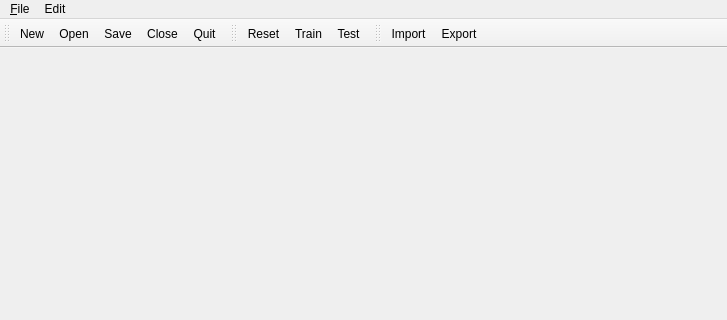
Old version of the form profit/widgets/ui_breadfan_main.ui in the repository hpsilva/profitpy; both pictures show x 0 to 727 and y 0 to 320 of the 727 by 600 pixel window.
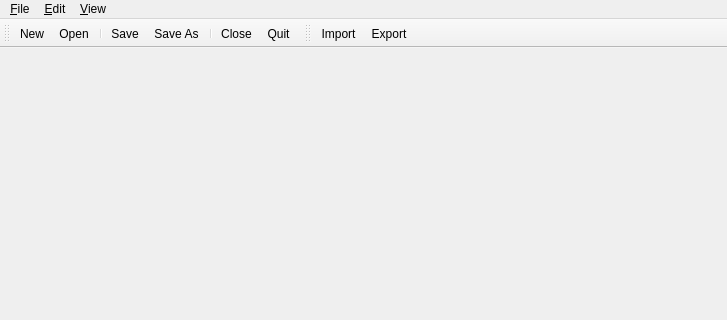
New version of the form. Icons and pictures are not drawn.

Commit message: Initial add of collector display.  Work in progress on breadfan tool.

Diff of the .ui file:
```diff
--- a/profit/widgets/ui_breadfan_main.ui
+++ b/profit/widgets/ui_breadfan_main.ui
@@ -28,7 +28,7 @@
      <x>0</x>
      <y>0</y>
      <width>727</width>
-     <height>19</height>
+     <height>29</height>
     </rect>
    </property>
    <widget class="QMenu" name="menuFile" >
@@ -48,14 +48,27 @@
    </widget>
    <widget class="QMenu" name="menuEdit" >
     <property name="title" >
-     <string>Edit</string>
+     <string>&amp;Edit</string>
     </property>
-    <addaction name="actionReset" />
-    <addaction name="actionTrain" />
-    <addaction name="actionTest" />
+    <addaction name="actionImport" />
+    <addaction name="actionExport" />
+   </widget>
+   <widget class="QMenu" name="menuView" >
+    <property name="title" >
+     <string>&amp;View</string>
+    </property>
+    <widget class="QMenu" name="menuToolbars" >
+     <property name="title" >
+      <string>Toolbars</string>
+     </property>
+     <addaction name="separator" />
+    </widget>
+    <addaction name="actionStatusBar" />
+    <addaction name="menuToolbars" />
    </widget>
    <addaction name="menuFile" />
    <addaction name="menuEdit" />
+   <addaction name="menuView" />
   </widget>
   <widget class="QStatusBar" name="statusbar" >
    <property name="geometry" >
@@ -71,9 +84,9 @@
    <property name="geometry" >
     <rect>
      <x>0</x>
-     <y>19</y>
-     <width>196</width>
-     <height>34</height>
+     <y>29</y>
+     <width>231</width>
+     <height>39</height>
     </rect>
    </property>
    <property name="windowTitle" >
@@ -87,39 +100,20 @@
    </attribute>
    <addaction name="actionNew" />
    <addaction name="actionOpen" />
+   <addaction name="separator" />
    <addaction name="actionSave" />
+   <addaction name="actionSaveAs" />
+   <addaction name="separator" />
    <addaction name="actionClose" />
    <addaction name="actionQuit" />
   </widget>
-  <widget class="QToolBar" name="toolBar_2" >
-   <property name="geometry" >
-    <rect>
-     <x>196</x>
-     <y>19</y>
-     <width>124</width>
-     <height>34</height>
-    </rect>
-   </property>
-   <property name="windowTitle" >
-    <string>toolBar_2</string>
-   </property>
-   <attribute name="toolBarArea" >
-    <enum>TopToolBarArea</enum>
-   </attribute>
-   <attribute name="toolBarBreak" >
-    <bool>false</bool>
-   </attribute>
-   <addaction name="actionReset" />
-   <addaction name="actionTrain" />
-   <addaction name="actionTest" />
-  </widget>
   <widget class="QToolBar" name="networkToolBar" >
    <property name="geometry" >
     <rect>
-     <x>320</x>
-     <y>19</y>
-     <width>407</width>
-     <height>34</height>
+     <x>231</x>
+     <y>29</y>
+     <width>496</width>
+     <height>39</height>
     </rect>
    </property>
    <property name="windowTitle" >
@@ -210,6 +204,15 @@
    <property name="text" >
     <string>Import</string>
    </property>
+   <property name="iconText" >
+    <string>Import</string>
+   </property>
+   <property name="toolTip" >
+    <string>Import neural network</string>
+   </property>
+   <property name="statusTip" >
+    <string>Import neural network</string>
+   </property>
    <property name="shortcut" >
     <string>Ctrl+I</string>
    </property>
```
Left out of the diff: 79 changed lines with no effect on the pictures. The commit also changes 15 other files.
